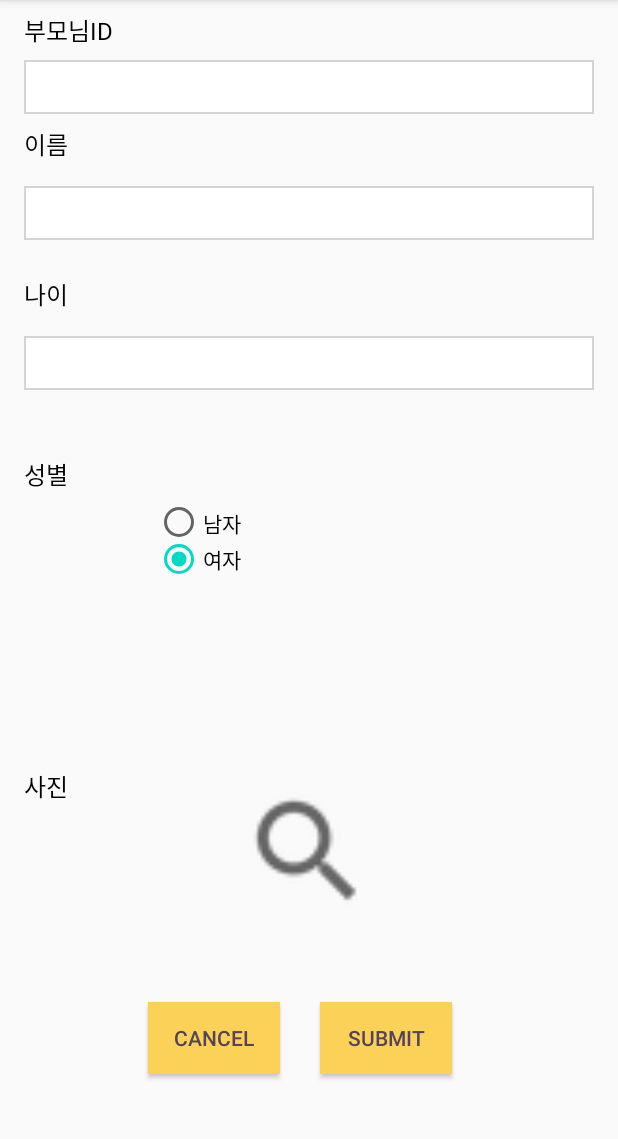
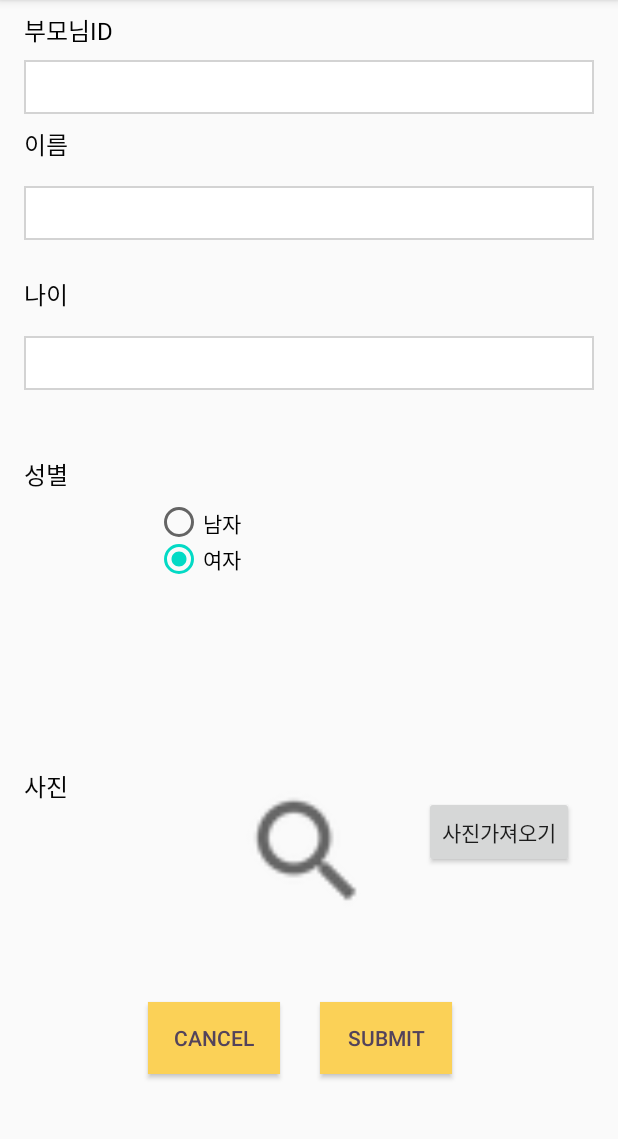
Before and after one commit to 2019-SMHRD-Deep3/WellDeep_Mobile, an Android app: the ChildActivity screen opened directly, with no data from a screen before it, on a phone screen of 412 x 824 dp, the part 84-1223 px from its top. Run offline under Robolectric (Android 15) with nearby library versions, the phone set to English and light mode, and no system bars; pictures from the network do not load.

Commit message:
선진 - 아이등록 사진 넣기

```diff
--- a/app/src/main/AndroidManifest.xml
+++ b/app/src/main/AndroidManifest.xml
@@ -26,6 +26,7 @@
             </intent-filter>
         </activity>
         <activity android:name=".LoginActivity" />
+
     </application>
     <uses-permission android:name="android.permission.INTERNET"/>
 
--- a/app/src/main/java/com/example/project3/ChildActivity.java
+++ b/app/src/main/java/com/example/project3/ChildActivity.java
@@ -1,10 +1,20 @@
 package com.example.project3;
 
+import androidx.annotation.NonNull;
+import androidx.annotation.Nullable;
 import androidx.appcompat.app.AppCompatActivity;
+import androidx.core.content.FileProvider;
 
 import android.content.Intent;
+import android.content.pm.PackageManager;
+import android.graphics.Bitmap;
+import android.graphics.BitmapFactory;
+import android.net.Uri;
 import android.os.AsyncTask;
+import android.os.Build;
 import android.os.Bundle;
+import android.os.Environment;
+import android.provider.MediaStore;
 import android.util.Log;
 import android.view.View;
 import android.widget.Button;
@@ -13,22 +23,23 @@ import android.widget.ImageView;
 import android.widget.RadioButton;
 import android.widget.RadioGroup;
 import android.widget.Toast;
-
 import java.io.BufferedReader;
+import java.io.File;
 import java.io.IOException;
+import java.io.InputStream;
 import java.io.InputStreamReader;
 import java.io.OutputStreamWriter;
 import java.net.HttpURLConnection;
 import java.net.MalformedURLException;
 import java.net.URL;
 
-import static android.os.Build.VERSION_CODES.O;
-
 public class ChildActivity extends AppCompatActivity {
     EditText et_id, etchild_name, etchild_age;
     ImageView img_child;
-    Button child_submit,child_cancel;
+    Button child_submit,child_cancel, btn_take;
     RadioGroup rg;
+    int PICK_IMAGE;
+    private final int GET_GALLERY_IMAGE = 200;
 
     @Override
     protected void onCreate(Bundle savedInstanceState) {
@@ -37,6 +48,7 @@ public class ChildActivity extends AppCompatActivity {
 
         child_submit = findViewById(R.id.child_submit);
         child_cancel = findViewById(R.id.child_cancel);
+        btn_take = findViewById(R.id.btn_take);
         rg = findViewById(R.id.rg);
 
         etchild_name = findViewById(R.id.etchild_name);
@@ -44,6 +56,15 @@ public class ChildActivity extends AppCompatActivity {
         etchild_age = findViewById(R.id.etchild_age);
         img_child = findViewById(R.id.img_child);
         et_id = findViewById(R.id.et_id);
+
+        btn_take.setOnClickListener(new View.OnClickListener() {
+            @Override
+            public void onClick(View v) {
+                Intent intent = new Intent(Intent.ACTION_PICK);
+                intent. setDataAndType(android.provider.MediaStore.Images.Media.EXTERNAL_CONTENT_URI, "image/*");
+                startActivityForResult(intent, GET_GALLERY_IMAGE);
+            }
+        });
 
         child_cancel.setOnClickListener(new View.OnClickListener() {
             @Override
@@ -81,7 +102,6 @@ public class ChildActivity extends AppCompatActivity {
                 }
             }
         });
-
     }
     class CustomTask extends AsyncTask<String, Void, String> {
         String sendMsg, receiveMsg;
@@ -126,4 +146,14 @@ public class ChildActivity extends AppCompatActivity {
             return receiveMsg;
         }
     }
-}
+    @Override //갤러리에서 이미지 불러온 후 행동
+    protected void onActivityResult(int requestCode, int resultCode, Intent data) {
+        super.onActivityResult(requestCode, resultCode, data);
+        if (requestCode == GET_GALLERY_IMAGE && resultCode == RESULT_OK && data != null && data.getData() != null) {
+
+            Uri selectedImageUri = data.getData();
+            img_child.setImageURI(selectedImageUri);
+
+        }
+
+    }}
--- a/app/src/main/res/layout/activity_child.xml
+++ b/app/src/main/res/layout/activity_child.xml
@@ -169,7 +169,9 @@
         app:layout_constraintBottom_toBottomOf="parent"
         app:layout_constraintEnd_toStartOf="@+id/child_submit"
         app:layout_constraintHorizontal_bias="0.5"
-        app:layout_constraintStart_toStartOf="parent" />
+        app:layout_constraintStart_toStartOf="parent"
+        app:layout_constraintTop_toBottomOf="@+id/img_child"
+        app:layout_constraintVertical_bias="1.0" />
 
     <Button
         android:id="@+id/child_submit"
@@ -185,5 +187,16 @@
         app:layout_constraintHorizontal_bias="0.5"
         app:layout_constraintStart_toEndOf="@+id/child_cancel" />
 
+    <Button
+        android:id="@+id/btn_take"
+        android:layout_width="wrap_content"
+        android:layout_height="wrap_content"
+        android:text="사진가져오기"
+        app:layout_constraintBottom_toTopOf="@+id/child_submit"
+        app:layout_constraintEnd_toEndOf="parent"
+        app:layout_constraintStart_toEndOf="@+id/img_child"
+        app:layout_constraintTop_toBottomOf="@+id/rg"
+        app:layout_constraintVertical_bias="0.416" />
+
 
 </androidx.constraintlayout.widget.ConstraintLayout>
```
